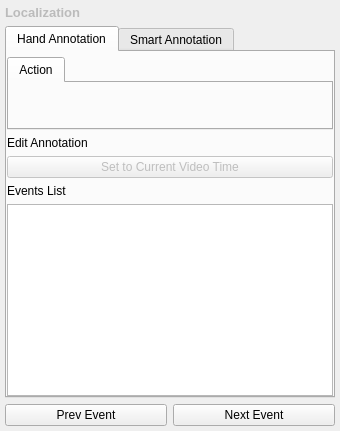
Qt form annotation_tool/ui/localization/localization_annotation_panel.ui (OpenSportsLab/VideoAnnotationTool) before a commit.
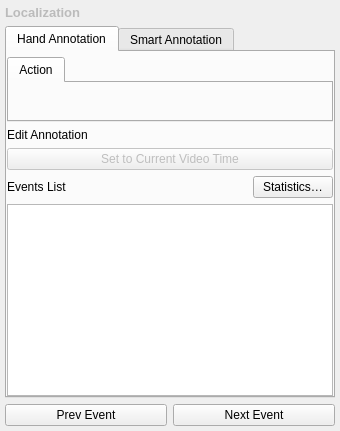
The same form after that commit.

Commit message: feat: add statistics feature for localization events and update UI components

Diff of the .ui file:
```diff
--- a/annotation_tool/ui/localization/localization_annotation_panel.ui
+++ b/annotation_tool/ui/localization/localization_annotation_panel.ui
@@ -89,6 +89,8 @@
         </widget>
        </item>
        <item>
+        <layout class="QHBoxLayout" name="handEventsHeaderLayout">
+         <item>
         <widget class="QLabel" name="handEventsListLabel">
          <property name="text">
           <string>Events List</string>
@@ -97,6 +99,31 @@
           <string notr="true">panel_header_lbl</string>
          </property>
         </widget>
+         </item>
+         <item>
+          <spacer name="handEventsHeaderSpacer">
+           <property name="orientation">
+            <enum>Qt::Orientation::Horizontal</enum>
+           </property>
+           <property name="sizeHint" stdset="0">
+            <size>
+             <width>40</width>
+             <height>20</height>
+            </size>
+           </property>
+          </spacer>
+         </item>
+         <item>
+          <widget class="QPushButton" name="btn_statistics">
+           <property name="cursor">
+            <cursorShape>PointingHandCursor</cursorShape>
+           </property>
+           <property name="text">
+            <string>Statistics…</string>
+           </property>
+          </widget>
+         </item>
+        </layout>
        </item>
        <item>
         <widget class="QTableView" name="handEventsTableView">
```
Lines whose indentation alone changed are shown as unchanged. The commit also changes 7 other files.
